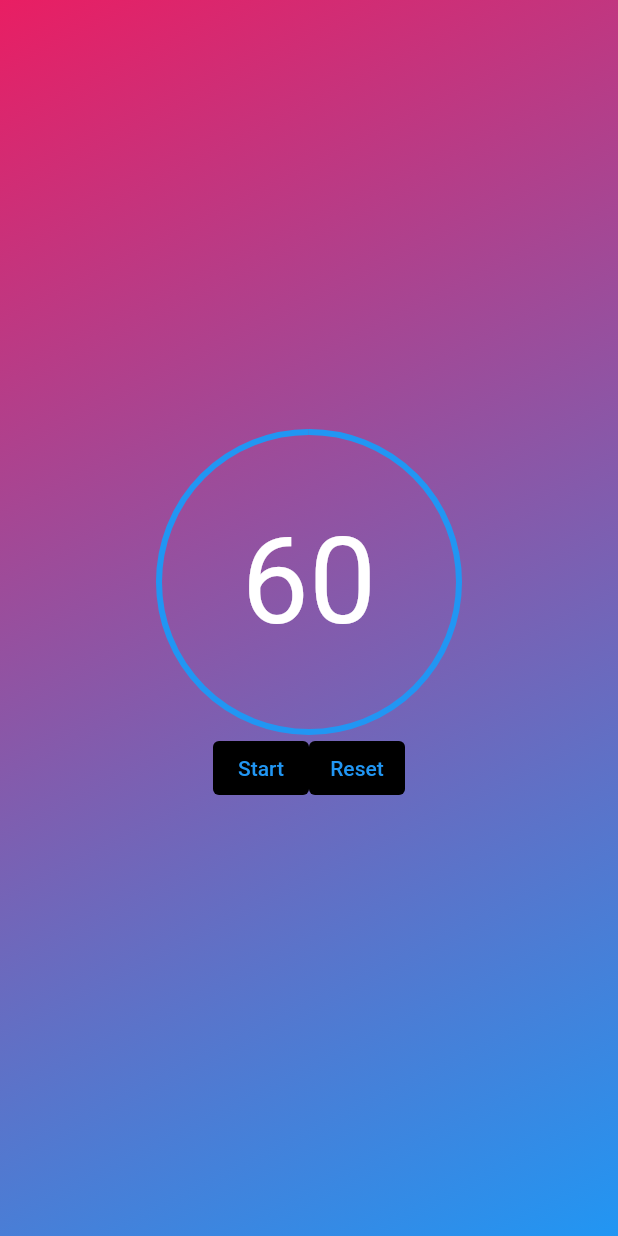
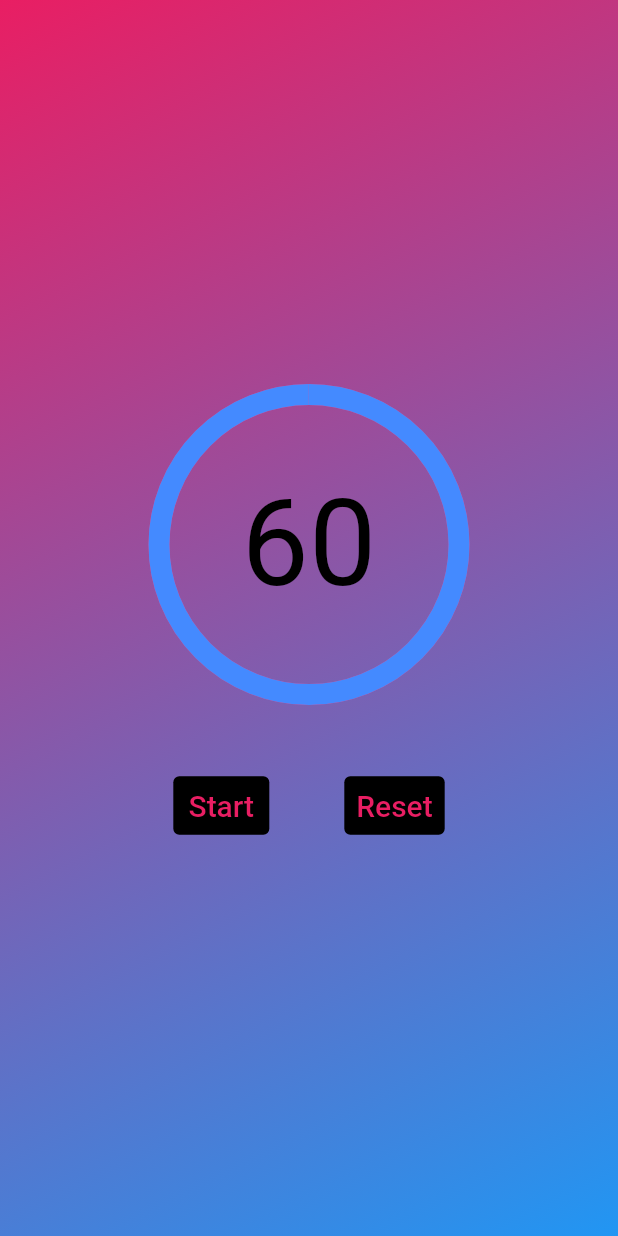
Before and after one commit to elisakaisa/timer, a Flutter app: the screen it shows after launch, on a phone screen of 412 x 824 dp. Run offline on Flutter 3.47's test engine with Material 2 defaults, Android fonts, the phone set to English and light mode, and no system bars.

Commit message:
UI changes

```diff
--- a/lib/main.dart
+++ b/lib/main.dart
@@ -1,5 +1,4 @@
 import 'dart:async';
-
 import 'package:flutter/material.dart';
 
 void main() {
@@ -85,11 +84,11 @@ class _MyHomePageState extends State<MyHomePage> {
       ? TextButton(
       style: ButtonStyle( backgroundColor: MaterialStateProperty.all(Colors.black), ),
       onPressed: () { _pauseTimer(); },
-      child: const Text('Pause'), )
+      child: const Text('Pause', style: TextStyle(fontSize: 20, color: Colors.pink),))
       : TextButton(
       style: ButtonStyle( backgroundColor: MaterialStateProperty.all(Colors.black), ),
       onPressed: () {_startTimer();},
-      child: const Text('Start'),);
+      child: const Text('Start', style: TextStyle(fontSize: 20, color: Colors.pink),));
   }
 
 
@@ -98,7 +97,7 @@ class _MyHomePageState extends State<MyHomePage> {
       '$_counter',
       style: const TextStyle(
         fontSize: 80,
-        color: Colors.white,),
+        color: Colors.black,),
     );
   }
 
@@ -110,6 +109,9 @@ class _MyHomePageState extends State<MyHomePage> {
       children: [
         CircularProgressIndicator(
           value: _counter/_maxSeconds,
+          valueColor: const AlwaysStoppedAnimation(Colors.blueAccent),
+          strokeWidth: 14,
+          backgroundColor: Colors.pinkAccent,
         ),
         Center(child: startTimer()),
       ]
@@ -118,7 +120,6 @@ class _MyHomePageState extends State<MyHomePage> {
 
   @override
   Widget build(BuildContext context) {
-    // TODO: implement build
     return Container(
         decoration: const BoxDecoration(
             gradient: LinearGradient(
@@ -133,20 +134,17 @@ class _MyHomePageState extends State<MyHomePage> {
                 crossAxisAlignment: CrossAxisAlignment.center,
                 children: <Widget>[
                   buildTimer(),
+                  const SizedBox(height: 50),
                   Row(
                       mainAxisAlignment: MainAxisAlignment.center,
                       crossAxisAlignment: CrossAxisAlignment.center,
                     children: <Widget>[
-                      /*
-                      TextButton(
-                        style: ButtonStyle( backgroundColor: MaterialStateProperty.all(Colors.black), ),
-                        onPressed: () { _startTimer(); },
-                        child: const Text('Start'),), */
                       setButtons(),
+                      const SizedBox(width: 50),
                       TextButton(
                         style: ButtonStyle( backgroundColor: MaterialStateProperty.all(Colors.black), ),
                         onPressed: () { _resetTimer(); },
-                        child: const Text('Reset'),)
+                        child: const Text('Reset', style: TextStyle(fontSize: 20, color: Colors.pink),))
                     ]
                   )
                 ],
```
